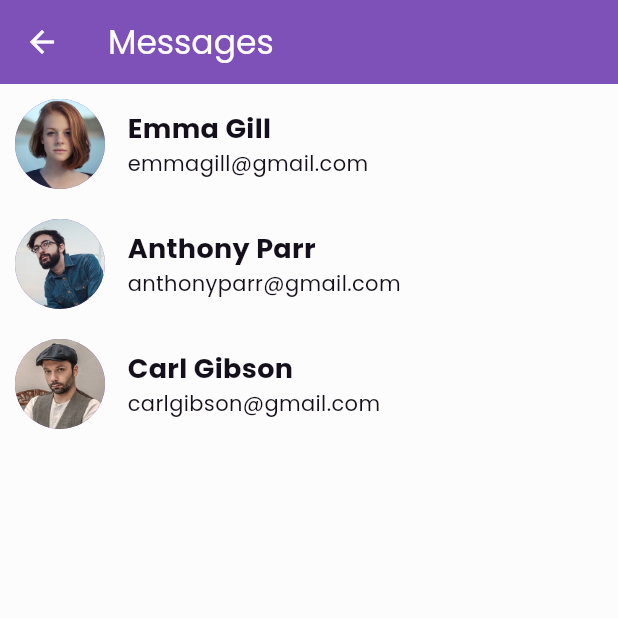
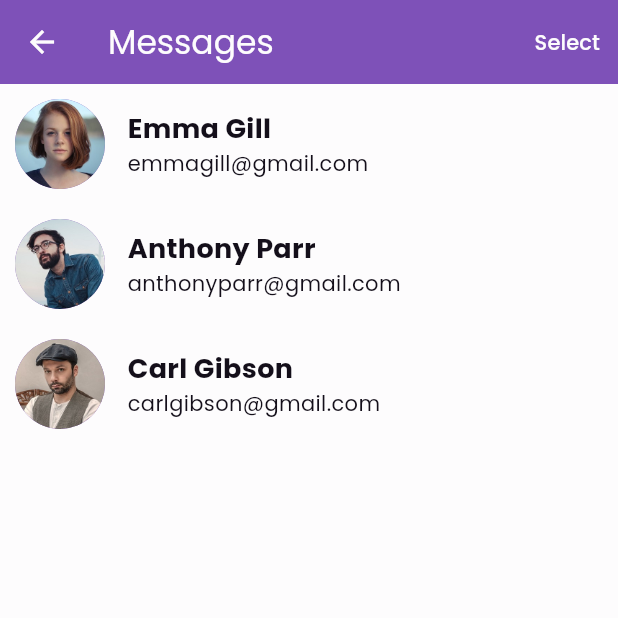
Before and after one commit to wolvicjohn/babysitterapp, a Flutter app: the screen it shows after launch, on a phone screen of 412 x 824 dp, the top half of it. Run offline on Flutter 3.47's test engine with Material 3 defaults, Android fonts, the phone set to English and light mode, and no system bars; our stand-ins replace carousel_slider.

Commit message:
Commit
10/20/2024

```diff
--- a/lib/pages/chatpage.dart
+++ b/lib/pages/chatpage.dart
@@ -1,3 +1,4 @@
+import 'package:babysitterapp/styles/colors.dart';
 import 'package:flutter/cupertino.dart';
 import 'package:flutter/material.dart';
 import '/controller/babysitter.dart';
@@ -150,6 +151,19 @@ class _ChatPageState extends State<ChatPage> {
                 },
                 icon: const Icon(Icons.arrow_back),
               ),
+              actions: [
+                TextButton(
+                  onPressed: () {
+                    setState(() {
+                      isLongPressed = true;
+                    });
+                  },
+                  child: const Text(
+                    'Select',
+                    style: TextStyle(color: primaryFgColor),
+                  ),
+                ),
+              ],
             ),
       body: ListView(
         children: userData.babysitterList
--- a/lib/pages/ratepage.dart
+++ b/lib/pages/ratepage.dart
@@ -54,7 +54,7 @@ class _RatePageState extends State<RatePage> {
                 ),
                 const SizedBox(height: 20),
                 const Text(
-                  'How was your experience with me',
+                  'How was your experience with me?',
                   style: TextStyle(
                     fontWeight: FontWeight.bold,
                     fontSize: 18,
--- a/lib/view/chatbox.dart
+++ b/lib/view/chatbox.dart
@@ -72,7 +72,7 @@ class _ChatBoxState extends State<ChatBox> {
                     ? Image.asset(messages.msg)
                     : Text(
                         messages.msg,
-                        style: const TextStyle(color: Colors.white),
+                        style: const TextStyle(color: primaryFgColor),
                       )),
           ],
         ),
--- a/lib/view/customwidget.dart
+++ b/lib/view/customwidget.dart
@@ -127,7 +127,7 @@ class CustomWidget {
                 ),
                 Text(email),
                 Text(address),
-                Text('\$ $rate per hour for 1 child'),
+                Text('\$$rate per hour for 1 child'),
               ],
             ),
           ],
@@ -271,7 +271,7 @@ class CustomWidget {
           for (int x = 0; x < i; x++)
             Icon(
               Icons.star,
-              color: Colors.deepPurple,
+              color: primaryColor,
               size: size_,
             ),
           for (int y = 0; y < 5 - i; y++)
```
Also changed, not shown: lib/main.dart (+5 -5 lines).
